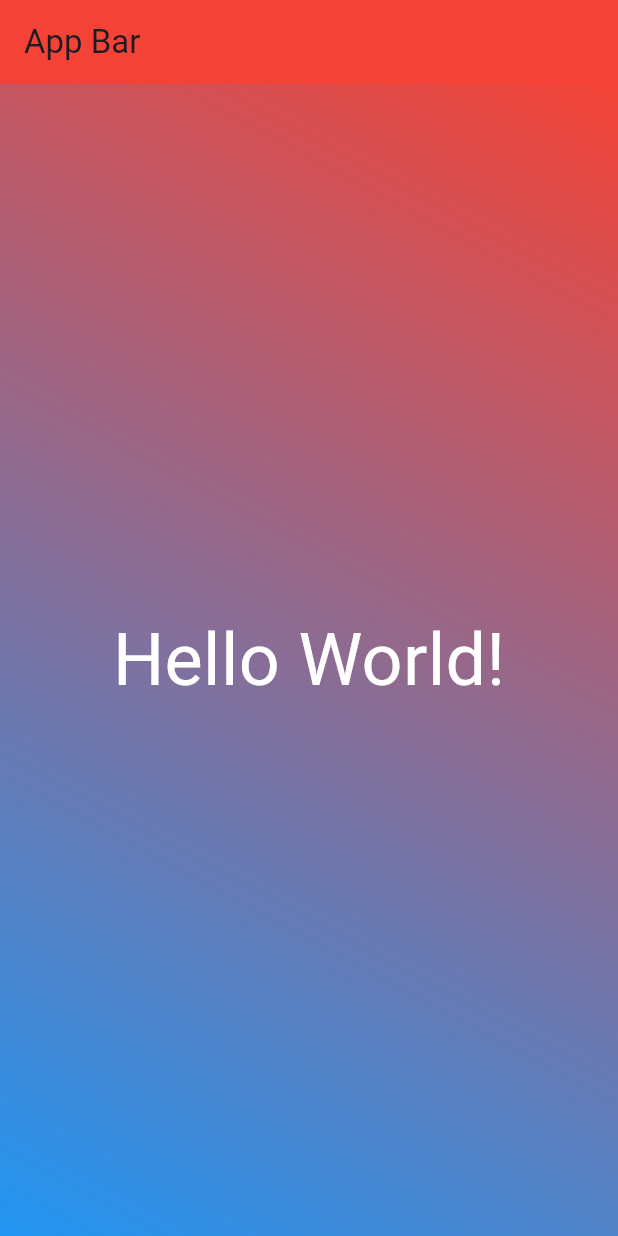
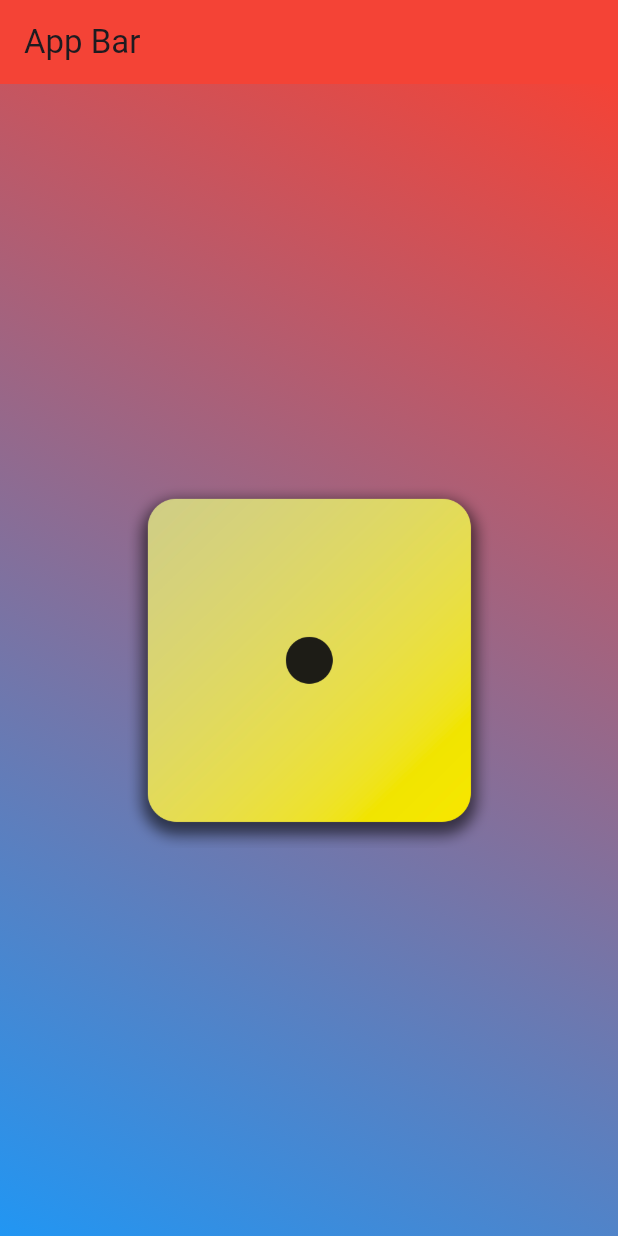
Before and after one commit to fbssaejun/dice_app, a Flutter app: the screen it shows after launch, on a phone screen of 412 x 824 dp. Run offline on Flutter 3.47's test engine with Material 3 defaults, Android fonts, the phone set to English and light mode, and no system bars.

Commit message:
create custom consturctor with red gradient background, replace StyledText with image inside Container

```diff
--- a/lib/gradient_container.dart
+++ b/lib/gradient_container.dart
@@ -1,8 +1,15 @@
 import 'package:flutter/material.dart';
-import 'package:dice_app/styled_text.dart';
 
 class GradientContainer extends StatelessWidget {
   const GradientContainer(this.startAlignment, this.endAlignment, {super.key, required this.colors});
+
+  const GradientContainer.red({super.key})
+    : startAlignment = Alignment.centerLeft,
+      endAlignment = Alignment.centerRight,
+      colors = const [
+        Colors.red,
+        Colors.pink
+      ];
 
   final List<Color> colors;
   final Alignment startAlignment;
@@ -18,8 +25,11 @@ class GradientContainer extends StatelessWidget {
               colors: colors
             )
           ),
-          child: const Center(
-            child: StyledText('Hello World!')
+          child: Center(
+            child: Image.asset(
+              'assets/images/dice-1.png',
+              width: 250
+            )
           ),
         );
   }
```
